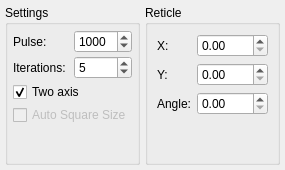
Qt form kstars/ekos/guide/opscalibration.ui (KDE/kstars) before a commit.
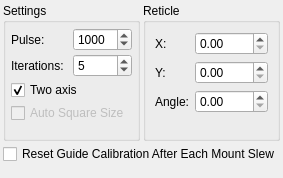
The same form after that commit.

Commit message: Move guide reset button to calibration settings

```diff
--- a/kstars/ekos/guide/opscalibration.ui
+++ b/kstars/ekos/guide/opscalibration.ui
@@ -6,26 +6,28 @@
    <rect>
     <x>0</x>
     <y>0</y>
-    <width>272</width>
-    <height>170</height>
+    <width>269</width>
+    <height>178</height>
    </rect>
   </property>
+  <layout class="QVBoxLayout" name="verticalLayout_2">
+   <property name="spacing">
+    <number>3</number>
+   </property>
+   <property name="leftMargin">
+    <number>3</number>
+   </property>
+   <property name="topMargin">
+    <number>3</number>
+   </property>
+   <property name="rightMargin">
+    <number>3</number>
+   </property>
+   <property name="bottomMargin">
+    <number>3</number>
+   </property>
+   <item>
   <layout class="QHBoxLayout" name="horizontalLayout">
-   <property name="spacing">
-    <number>5</number>
-   </property>
-   <property name="leftMargin">
-    <number>5</number>
-   </property>
-   <property name="topMargin">
-    <number>5</number>
-   </property>
-   <property name="rightMargin">
-    <number>5</number>
-   </property>
-   <property name="bottomMargin">
-    <number>5</number>
-   </property>
    <item>
     <widget class="QGroupBox" name="groupBox_2">
      <property name="title">
@@ -183,6 +185,34 @@
       </item>
      </layout>
     </widget>
+     </item>
+    </layout>
+   </item>
+   <item>
+    <widget class="QCheckBox" name="kcfg_ResetGuideCalibration">
+     <property name="toolTip">
+      <string>&lt;html&gt;&lt;head/&gt;&lt;body&gt;&lt;p&gt;When guiding is started, always clear calibration. Turning off this option can lead to unpredictable guiding failures.&lt;/p&gt;&lt;/body&gt;&lt;/html&gt;</string>
+     </property>
+     <property name="statusTip">
+      <string/>
+     </property>
+     <property name="text">
+      <string>Reset Guide Calibration After Each Mount Slew</string>
+     </property>
+    </widget>
+   </item>
+   <item>
+    <spacer name="verticalSpacer_2">
+     <property name="orientation">
+      <enum>Qt::Vertical</enum>
+     </property>
+     <property name="sizeHint" stdset="0">
+      <size>
+       <width>20</width>
+       <height>40</height>
+      </size>
+     </property>
+    </spacer>
    </item>
   </layout>
  </widget>
```
Lines whose indentation alone changed are shown as unchanged. The commit also changes 1 other file.
